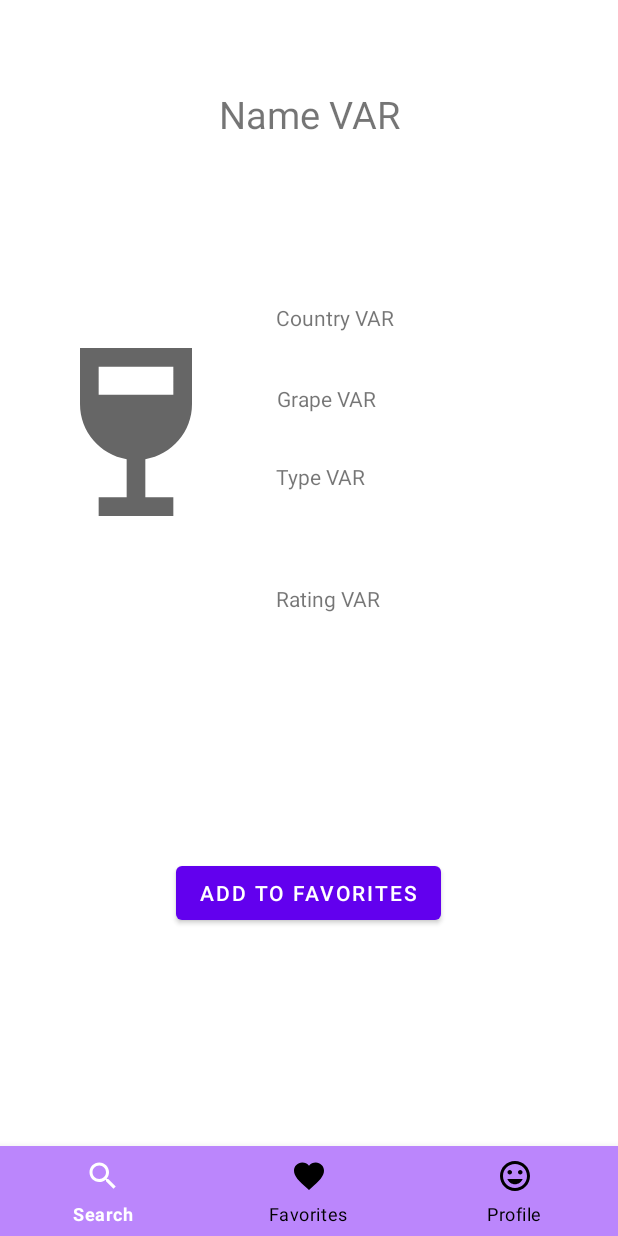
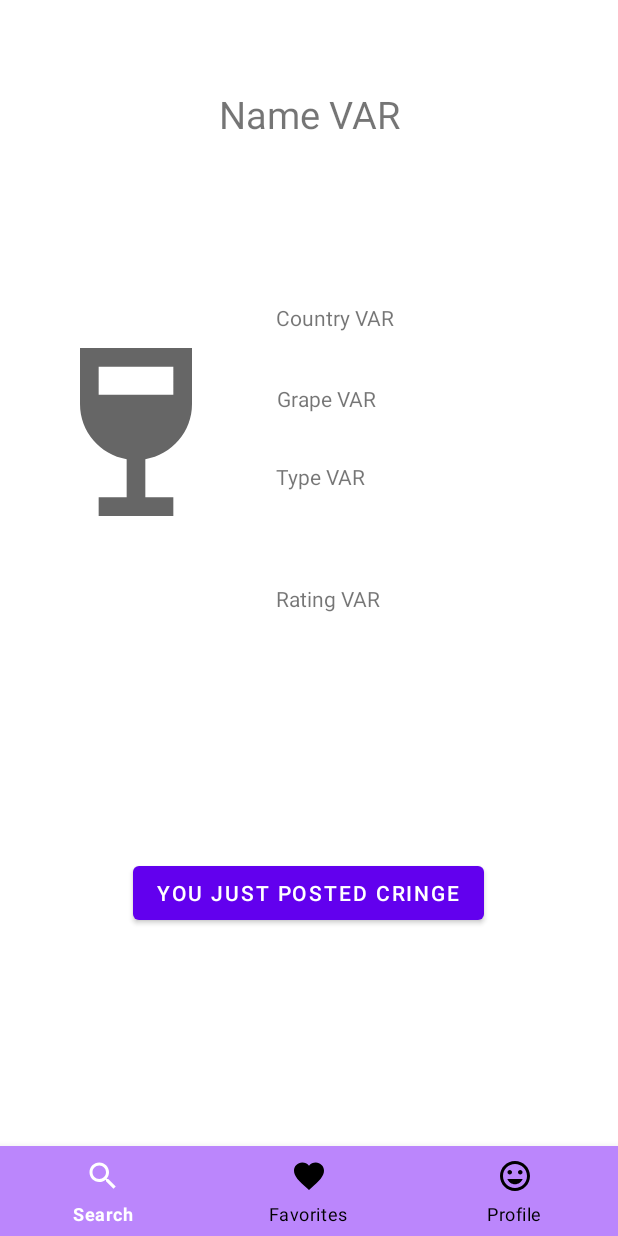
Before and after one commit to vict1311/goodGrapesSecond, an Android app: the layout activity_wine_display.xml on its own in the app's theme, with its tools: preview values and no code run, on a phone screen of 412 x 824 dp. Run offline under Robolectric (Android 15) with nearby library versions, the light colour scheme and no system bars.

Commit message:
Add/Remove Button v1

```diff
--- a/app/src/main/java/com/example/goodgrapessecond/wineDisplay.java
+++ b/app/src/main/java/com/example/goodgrapessecond/wineDisplay.java
@@ -97,6 +97,11 @@ public class wineDisplay extends AppCompatActivity {
                 "Rating: ");
                 */
 
+        Button button = (Button)findViewById(R.id.addRemove);
+        if (MainActivity.wineList.get(1).libSaved = true)
+            button.setText("Add to Favorites");
+        else if (MainActivity.wineList.get(1).libSaved = false)
+            button.setText("Remove from Favorites");
 
 
     }
--- a/app/src/main/res/layout/activity_wine_display.xml
+++ b/app/src/main/res/layout/activity_wine_display.xml
@@ -93,10 +93,9 @@
 
     <Button
         android:id="@+id/addRemove"
-        android:onClick="onActionClick"
         android:layout_width="wrap_content"
         android:layout_height="wrap_content"
-        android:text="Add to Favorites"
+        android:text="You just posted cringe"
         app:layout_constraintBottom_toTopOf="@+id/bottom_navigation"
         app:layout_constraintEnd_toEndOf="parent"
         app:layout_constraintHorizontal_bias="0.498"
```
